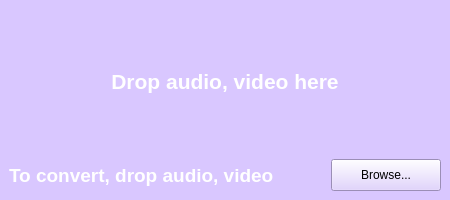
First picture: the form in dropframe.ui, repository vendestine/MP3Converter, before the edit.
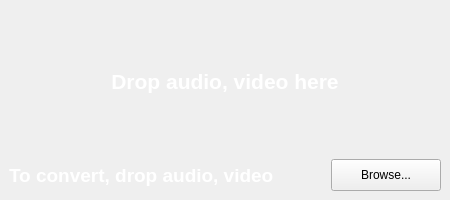
Second picture: the form after the edit.

Diff of the .ui file:
```diff
--- a/dropframe.ui
+++ b/dropframe.ui
@@ -23,10 +23,10 @@
    <string>Frame</string>
   </property>
   <property name="styleSheet">
-   <string notr="true">background-color: rgb(217, 199, 255);</string>
+   <string notr="true"/>
   </property>
   <property name="frameShadow">
-   <enum>QFrame::Raised</enum>
+   <enum>QFrame::Plain</enum>
   </property>
   <layout class="QHBoxLayout" name="horizontalLayout">
    <property name="spacing">
```
